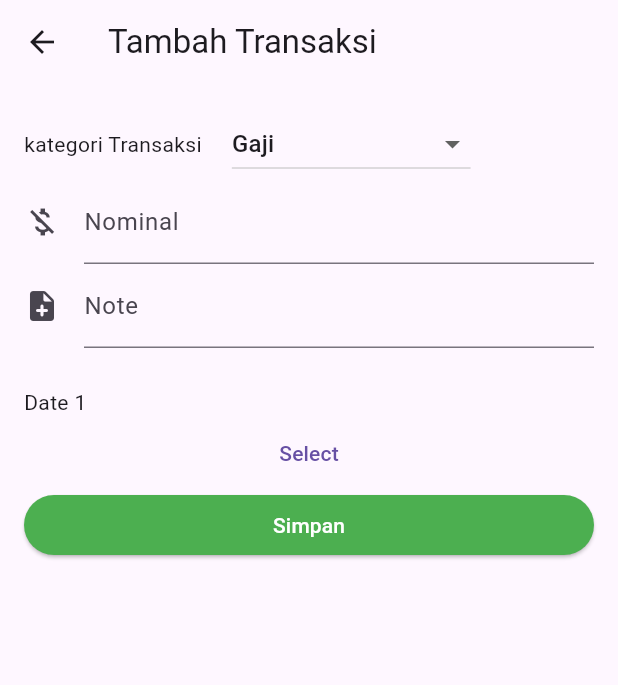
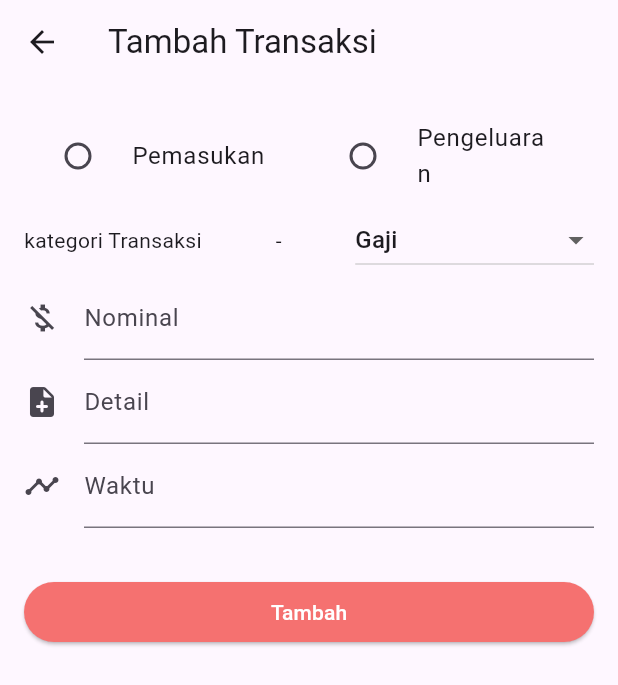
Before and after one commit to RuslanIk06/mini-project-flutter_catatan-keuangan, a Flutter app: the CreateTransaction screen opened by its route, on a phone screen of 412 x 824 dp. Shown: the top 685 px of the screen. Run offline on Flutter 3.47's test engine with Material 2 defaults, Android fonts, the phone set to English and light mode, and no system bars; our stand-ins replace dio, firebase_auth, firebase_core, lottie; accounts and stored records are empty.

```diff
--- a/lib/models/transaksi.dart
+++ b/lib/models/transaksi.dart
@@ -5,7 +5,7 @@ class Transaksi {
   final String categrory;
   final int nominal;
   final String note;
-  DateTime? waktu;
+  final String waktu;
 
   Transaksi({
     this.id,
@@ -13,20 +13,21 @@ class Transaksi {
     required this.categrory,
     required this.nominal,
     required this.note,
-    this.waktu,
+    required this.waktu,
   }) {
     // id = nanoid(15);
   }
 
   factory Transaksi.fromJson(Map<String, dynamic> json) => Transaksi(
-        id: json["id"].toString(),
-        type: json['type'],
-        categrory: json['categrory'],
-        nominal: json['nominal'],
-        note: json['note'],
-        waktu: DateTime.parse(
-          json["waktu"].toString(),
-        ),
+      id: json["id"].toString(),
+      type: json['type'],
+      categrory: json['categrory'],
+      nominal: json['nominal'],
+      note: json['note'],
+      waktu: json['waktu']
+      // waktu: DateTime.parse(
+      //   json["waktu"].toString(),
+      // ),
       );
 
   Map<String, dynamic> toJson() => {
@@ -35,8 +36,10 @@ class Transaksi {
         "categrory": categrory,
         "nominal": nominal,
         "note": note,
-        "waktu": waktu != null
-            ? waktu!.toIso8601String()
-            : DateTime.now().toIso8601String(),
+        "waktu": waktu,
+        // "waktu": waktu != null
+        //     ? waktu!.toIso8601String()
+        //     : DateTime.now().toIso8601String(),
+        // "waktu": waktu != null ? waktu!.toString() : DateTime.now().toString(),
       };
 }
--- a/lib/pages/create_transaction_page.dart
+++ b/lib/pages/create_transaction_page.dart
@@ -4,6 +4,7 @@ import 'package:catatan_keuangan/models/transaksi.dart';
 import 'package:catatan_keuangan/providers/provider_transaksi.dart';
 import 'package:catatan_keuangan/styles/colors_style.dart';
 import 'package:flutter/material.dart';
+import 'package:intl/intl.dart';
 import 'package:provider/provider.dart';
 
 class CreateTransaction extends StatefulWidget {
@@ -27,6 +28,7 @@ class _CreateTransactionState extends State<CreateTransaction>
   final TextEditingController _ctrlNominal = TextEditingController();
   final TextEditingController _ctrlNote = TextEditingController();
   final TextEditingController _ctrlCategory = TextEditingController();
+  final TextEditingController _dueDate = TextEditingController();
   Transaksi? updateTransaksi;
 
   List<String> kategori = [
@@ -46,7 +48,6 @@ class _CreateTransactionState extends State<CreateTransaction>
   String _pilihanCategory = "Gaji";
   String _pilhanType = "";
 
-  DateTime _dueDate = DateTime.now();
   final currentDate = DateTime.now();
 
   void _pilihType(String value) {
@@ -61,7 +62,11 @@ class _CreateTransactionState extends State<CreateTransaction>
         type: transaksi['type'].toString(),
         categrory: transaksi["categrory"].toString(),
         nominal: int.parse(transaksi['nominal'].toString()),
-        note: transaksi["note"].toString());
+        note: transaksi["note"].toString(),
+        waktu: transaksi['waktu'].toString()
+        // waktu: DateTime.parse(transaksi['waktu'].toString()),
+        );
+
     // tambahContact(transaksiBaru);
     if (updateTransaksi != null) {
       transaksiBaru.id = updateTransaksi!.id;
@@ -71,6 +76,8 @@ class _CreateTransactionState extends State<CreateTransaction>
       Provider.of<TransaksiProvider>(context, listen: false).add(transaksiBaru);
     }
   }
+
+  String _value = "";
 
   @override
   Widget build(BuildContext context) {
@@ -91,18 +98,44 @@ class _CreateTransactionState extends State<CreateTransaction>
           child: Column(
             crossAxisAlignment: CrossAxisAlignment.stretch,
             children: [
-              // RadioListTile(
-              //   value: "Pemasukan",
-              //   groupValue: _pilhanType,
-              //   title: Text("Pemaasukan"),
-              //   onChanged: (value) {
-              //     _pilhanType;
-              //   },
-              // ),
               Row(
+                mainAxisAlignment: MainAxisAlignment.spaceBetween,
+                children: [
+                  Expanded(
+                    child: RadioListTile(
+                      value: "Pemasukan",
+                      title: const Text("Pemasukan"),
+                      groupValue: _value,
+                      onChanged: (type) {
+                        print(type);
+                        setState(() {
+                          _value = type!;
+                          transaksi['type'] = _value;
+                        });
+                      },
+                    ),
+                  ),
+                  Expanded(
+                    child: RadioListTile(
+                      value: "Pengeluaran",
+                      title: const Text("Pengeluaran"),
+                      groupValue: _value,
+                      onChanged: (type) {
+                        print(type);
+                        setState(() {
+                          _value = type!;
+                          transaksi['type'] = _value;
+                        });
+                      },
+                    ),
+                  ),
+                ],
+              ),
+              Row(
+                mainAxisAlignment: MainAxisAlignment.spaceBetween,
                 children: [
                   const Text("kategori Transaksi"),
-                  const SizedBox(width: 20),
+                  const Text("-"),
                   DropdownButton(
                     value: _pilihanCategory,
                     items: kategori.map((String value) {
@@ -142,7 +175,7 @@ class _CreateTransactionState extends State<CreateTransaction>
               TextFormField(
                 decoration: const InputDecoration(
                   icon: Icon(Icons.note_add_rounded),
-                  label: Text('Note'),
+                  label: Text('Detail'),
                   hintText: 'Detail transaksi',
                 ),
                 validator: (value) {
@@ -154,33 +187,44 @@ class _CreateTransactionState extends State<CreateTransaction>
                 onSaved: (newValue) {
                   if (newValue != null) transaksi['note'] = newValue;
                 },
+                controller: _ctrlNote,
                 keyboardType: TextInputType.text,
                 textInputAction: TextInputAction.next,
-                controller: _ctrlNote,
               ),
-              const SizedBox(height: 26),
-              Text("Date 1"),
-              TextButton(
-                  onPressed: () async {
+              TextFormField(
+                decoration: const InputDecoration(
+                  icon: Icon(Icons.timeline),
+                  label: Text('Waktu'),
+                  hintText: 'dd/MM/yyyy',
+                ),
+                textInputAction: TextInputAction.next,
+                controller: _dueDate,
+                onTap: () async {
                   final selectDate = await showDatePicker(
                     context: context,
                     initialDate: currentDate,
                     firstDate: DateTime(1990),
                     lastDate: DateTime(currentDate.year + 5),
                   );
-
-                    setState(() {
+                  setState(
+                    () {
                       if (selectDate != null) {
-                        _dueDate = selectDate;
-
-                        transaksi['waktu'] = _dueDate;
+                        _dueDate.text =
+                            DateFormat("dd/MM/yyyy").format(selectDate);
                       }
-                    });
                     },
-                  child: Text("Select")),
+                  );
+                },
+                onSaved: (newValue) {
+                  if (newValue != null) {
+                    transaksi['waktu'] = newValue;
+                  }
+                },
+              ),
+              const SizedBox(height: 32),
               ElevatedButton(
                 style: ElevatedButton.styleFrom(
-                  backgroundColor: Colors.green,
+                  backgroundColor: redColor,
                   foregroundColor: Colors.white,
                 ),
                 onPressed: () {
@@ -197,7 +241,7 @@ class _CreateTransactionState extends State<CreateTransaction>
                     Navigator.of(context).pop();
                   }
                 },
-                child: const Text('Simpan'),
+                child: Text(updateTransaksi != null ? 'Edit' : 'Tambah'),
               ),
             ],
           ),
--- a/lib/pages/home_page.dart
+++ b/lib/pages/home_page.dart
@@ -53,7 +53,7 @@ class _HomePageState extends State<HomePage> {
           Navigator.pushNamed(context, CreateTransaction.routeName);
         },
         child: const Icon(Icons.add),
-        backgroundColor: greenColor,
+        backgroundColor: redColor,
       ),
     );
   }
--- a/lib/services/api_transaksi.dart
+++ b/lib/services/api_transaksi.dart
@@ -26,22 +26,6 @@ class APITransaksi {
     );
   }
 
-  // Future<List<Transaksi>> getAllTransaksi() async {
-  //   final response = await _dio.get("$baseUrl/$_userID/list_transaksi.json");
-
-  //   List<Map<String, dynamic>> transaksi = [];
-
-  //   if (response.data != null) {
-  //     response.data.forEach((key, value) {
-  //       print("keymap : $key:$value");
-  //       transaksi.add(value);
-  //     });
-  //     return List<Transaksi>.from(
-  //         transaksi.map((e) => Transaksi.fromJson(e)).toList());
-  //   }
-  //   return [];
-  // }
-
   Future<List<Transaksi>> getAllTransaksi() async {
     final response = await _dio.get("$baseUrl/$_userID/list_transaksi.json");
 
@@ -51,12 +35,13 @@ class APITransaksi {
       response.data.forEach((key, value) {
         print("keymap : $key:$value");
         transaksi.add(Transaksi(
-                id: key.toString(),
-                type: value['type]'].toString(),
-                categrory: value['categrory'].toString(),
-                nominal: value['nominal'],
-                note: value['note'])
-            .toJson());
+          id: key.toString(),
+          type: value['type]'].toString(),
+          categrory: value['categrory'].toString(),
+          nominal: value['nominal'],
+          note: value['note'].toString(),
+          waktu: value!['waktu'],
+        ).toJson());
       });
       return List<Transaksi>.from(
           transaksi.map((e) => Transaksi.fromJson(e)).toList());
```
Also changed, not shown: lib/widgets/list_transaksi.dart (+21 -9 lines), assets/images/icon_in.png (added), assets/images/icon_out.png (added). Lines whose indentation alone changed are shown as unchanged.
